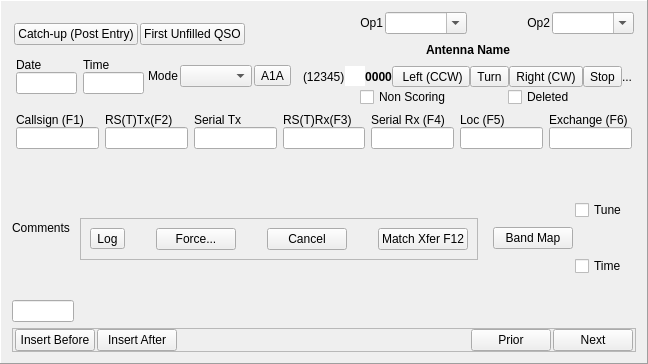
Qt form mqt/MqtLogger/qsologframe.ui (zsteva/backup-minos2) before a commit.
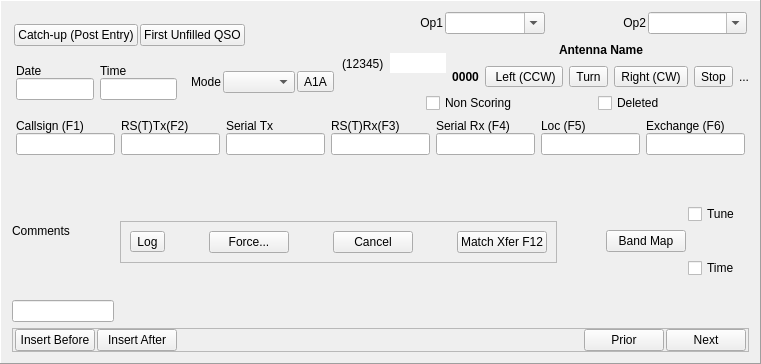
The same form after that commit.

Commit message: Remove warnings, tidy up layout

Patch:
```diff
--- a/mqt/MqtLogger/qsologframe.ui
+++ b/mqt/MqtLogger/qsologframe.ui
@@ -6,7 +6,7 @@
    <rect>
     <x>0</x>
     <y>0</y>
-    <width>648</width>
+    <width>761</width>
     <height>364</height>
    </rect>
   </property>
@@ -22,16 +22,11 @@
   <property name="midLineWidth">
    <number>1</number>
   </property>
+  <layout class="QVBoxLayout" name="verticalLayout_16">
+   <item>
   <layout class="QHBoxLayout" name="horizontalLayout_13">
    <item>
-    <layout class="QVBoxLayout" name="verticalLayout_19">
-     <item>
-      <layout class="QHBoxLayout" name="horizontalLayout_12">
-       <item>
-        <layout class="QVBoxLayout" name="verticalLayout_13">
-         <property name="spacing">
-          <number>2</number>
-         </property>
+      <layout class="QVBoxLayout" name="verticalLayout_15">
          <item>
           <layout class="QHBoxLayout" name="horizontalLayout_4">
            <property name="spacing">
@@ -185,9 +180,7 @@
         </layout>
        </item>
        <item>
-        <layout class="QVBoxLayout" name="verticalLayout_17">
-         <item>
-          <layout class="QVBoxLayout" name="verticalLayout_15">
+      <layout class="QVBoxLayout" name="verticalLayout_13">
            <item>
             <layout class="QHBoxLayout" name="horizontalLayout">
              <property name="spacing">
@@ -241,80 +234,23 @@
              </item>
             </layout>
            </item>
-          </layout>
-         </item>
          <item>
-          <layout class="QVBoxLayout" name="verticalLayout_16">
-           <item>
-            <layout class="QHBoxLayout" name="horizontalLayout_11">
-             <item>
-              <spacer name="horizontalSpacer_13">
-               <property name="orientation">
-                <enum>Qt::Horizontal</enum>
-               </property>
-               <property name="sizeHint" stdset="0">
-                <size>
-                 <width>40</width>
-                 <height>20</height>
-                </size>
-               </property>
-              </spacer>
-             </item>
-             <item>
-              <widget class="QLabel" name="antennaName">
-               <property name="font">
-                <font>
-                 <weight>75</weight>
-                 <bold>true</bold>
-                </font>
-               </property>
-               <property name="text">
-                <string>Antenna Name</string>
-               </property>
-              </widget>
-             </item>
-             <item>
-              <spacer name="horizontalSpacer_14">
-               <property name="orientation">
-                <enum>Qt::Horizontal</enum>
-               </property>
-               <property name="sizeHint" stdset="0">
-                <size>
-                 <width>40</width>
-                 <height>20</height>
-                </size>
-               </property>
-              </spacer>
-             </item>
-            </layout>
-           </item>
+        <layout class="QHBoxLayout" name="horizontalLayout_12">
            <item>
             <layout class="QHBoxLayout" name="horizontalLayout_6">
-             <property name="spacing">
-              <number>0</number>
-             </property>
-             <property name="leftMargin">
-              <number>2</number>
-             </property>
-             <property name="rightMargin">
-              <number>2</number>
-             </property>
              <item>
-              <layout class="QVBoxLayout" name="verticalLayout">
-               <property name="spacing">
-                <number>0</number>
-               </property>
-               <item>
-                <layout class="QHBoxLayout" name="horizontalLayout_2">
-                 <property name="spacing">
-                  <number>0</number>
-                 </property>
-                 <property name="leftMargin">
-                  <number>2</number>
-                 </property>
-                 <property name="rightMargin">
-                  <number>2</number>
-                 </property>
+            <spacer name="horizontalSpacer_4">
+             <property name="orientation">
+              <enum>Qt::Horizontal</enum>
+             </property>
+             <property name="sizeHint" stdset="0">
+              <size>
+               <width>40</width>
+               <height>20</height>
+              </size>
+             </property>
+            </spacer>
+           </item>
                  <item>
                   <widget class="QLabel" name="DistSt">
                    <property name="text">
@@ -341,6 +277,55 @@
                    </property>
                   </widget>
                  </item>
+          </layout>
+         </item>
+         <item>
+          <layout class="QVBoxLayout" name="verticalLayout">
+           <item>
+            <layout class="QHBoxLayout" name="horizontalLayout_11">
+             <item>
+              <spacer name="horizontalSpacer_13">
+               <property name="orientation">
+                <enum>Qt::Horizontal</enum>
+               </property>
+               <property name="sizeHint" stdset="0">
+                <size>
+                 <width>40</width>
+                 <height>20</height>
+                </size>
+               </property>
+              </spacer>
+             </item>
+             <item>
+              <widget class="QLabel" name="antennaName">
+               <property name="font">
+                <font>
+                 <weight>75</weight>
+                 <bold>true</bold>
+                </font>
+               </property>
+               <property name="text">
+                <string>Antenna Name</string>
+               </property>
+              </widget>
+             </item>
+             <item>
+              <spacer name="horizontalSpacer_14">
+               <property name="orientation">
+                <enum>Qt::Horizontal</enum>
+               </property>
+               <property name="sizeHint" stdset="0">
+                <size>
+                 <width>40</width>
+                 <height>20</height>
+                </size>
+               </property>
+              </spacer>
+             </item>
+            </layout>
+           </item>
+           <item>
+            <layout class="QHBoxLayout" name="horizontalLayout_2">
                  <item>
                   <widget class="QLabel" name="RotBrg">
                    <property name="font">
@@ -410,18 +395,9 @@
                    </property>
                   </widget>
                  </item>
-                 <item>
-                  <spacer name="horizontalSpacer_5">
-                   <property name="orientation">
-                    <enum>Qt::Horizontal</enum>
-                   </property>
-                   <property name="sizeHint" stdset="0">
-                    <size>
-                     <width>40</width>
-                     <height>20</height>
-                    </size>
-                   </property>
-                  </spacer>
+            </layout>
+           </item>
+          </layout>
                  </item>
                 </layout>
                </item>
@@ -501,12 +477,6 @@
              </item>
             </layout>
            </item>
-          </layout>
-         </item>
-        </layout>
-       </item>
-      </layout>
-     </item>
      <item>
       <layout class="QVBoxLayout" name="verticalLayout_18">
        <item>
@@ -1017,17 +987,6 @@
       </layout>
      </item>
     </layout>
-   </item>
-  </layout>
-  <zorder>EditFrame</zorder>
-  <zorder></zorder>
-  <zorder></zorder>
-  <zorder></zorder>
-  <zorder>antennaName</zorder>
-  <zorder>horizontalSpacer_13</zorder>
-  <zorder>horizontalSpacer_14</zorder>
-  <zorder></zorder>
-  <zorder></zorder>
  </widget>
  <resources/>
  <connections/>
```
Lines whose indentation alone changed are shown as unchanged.
